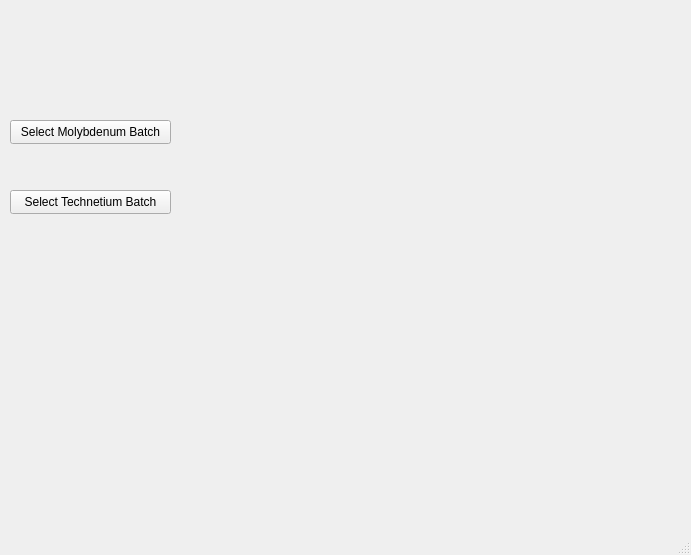
Above: QtKoeWare/UI Files/GraphUI.ui from 1000monkeys/QtKoeWare before the change. Below: the same form after it.
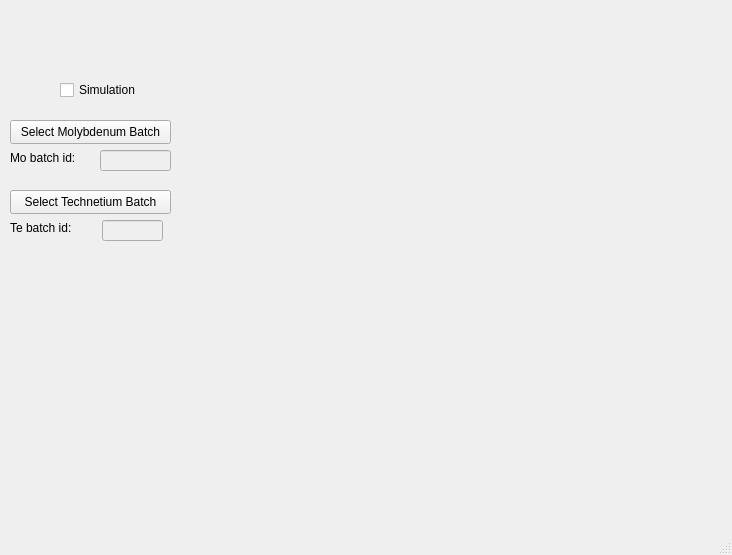
That is the form after the change. Custom widgets are drawn as their Qt base class.

The edit to the form file:
```diff
--- a/QtKoeWare/UI Files/GraphUI.ui
+++ b/QtKoeWare/UI Files/GraphUI.ui
@@ -6,7 +6,7 @@
    <rect>
     <x>0</x>
     <y>0</y>
-    <width>691</width>
+    <width>732</width>
     <height>555</height>
    </rect>
   </property>
@@ -50,6 +50,71 @@
      <string>Select Technetium Batch</string>
     </property>
    </widget>
+   <widget class="QLabel" name="label">
+    <property name="geometry">
+     <rect>
+      <x>10</x>
+      <y>150</y>
+      <width>81</width>
+      <height>16</height>
+     </rect>
+    </property>
+    <property name="text">
+     <string>Mo batch id:</string>
+    </property>
+   </widget>
+   <widget class="QLabel" name="label_2">
+    <property name="geometry">
+     <rect>
+      <x>10</x>
+      <y>220</y>
+      <width>91</width>
+      <height>16</height>
+     </rect>
+    </property>
+    <property name="text">
+     <string>Te batch id:</string>
+    </property>
+   </widget>
+   <widget class="QLineEdit" name="moLineEdit">
+    <property name="enabled">
+     <bool>false</bool>
+    </property>
+    <property name="geometry">
+     <rect>
+      <x>100</x>
+      <y>150</y>
+      <width>71</width>
+      <height>21</height>
+     </rect>
+    </property>
+   </widget>
+   <widget class="QLineEdit" name="teLineEdit">
+    <property name="enabled">
+     <bool>false</bool>
+    </property>
+    <property name="geometry">
+     <rect>
+      <x>102</x>
+      <y>220</y>
+      <width>61</width>
+      <height>21</height>
+     </rect>
+    </property>
+   </widget>
+   <widget class="QCheckBox" name="simulationCheckBox">
+    <property name="geometry">
+     <rect>
+      <x>60</x>
+      <y>80</y>
+      <width>81</width>
+      <height>20</height>
+     </rect>
+    </property>
+    <property name="text">
+     <string>Simulation</string>
+    </property>
+   </widget>
   </widget>
   <widget class="QStatusBar" name="statusbar"/>
  </widget>
```
